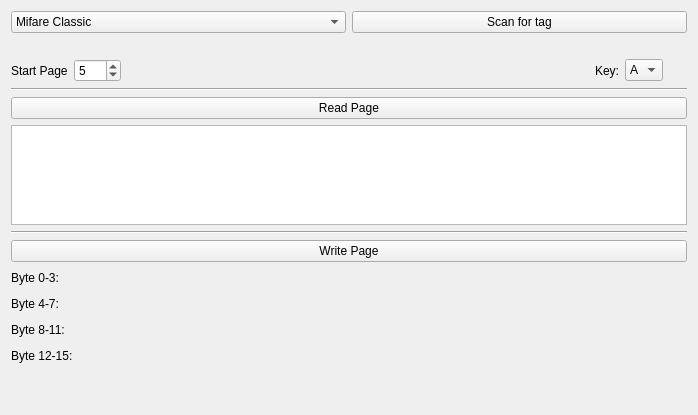
This is src/brickv/plugin_system/plugins/nfc_rfid/ui/nfc_rfid.ui in Tinkerforge/brickv as Qt 5 draws it before an edit. The edited form follows.
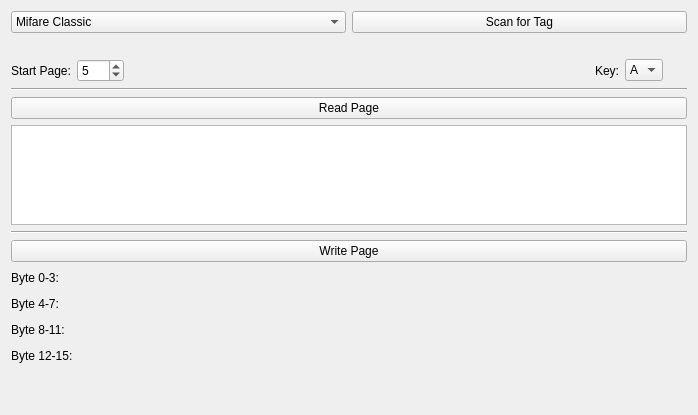
This is the edited form.

Diff of the .ui file:
```diff
--- a/src/brickv/plugin_system/plugins/nfc_rfid/ui/nfc_rfid.ui
+++ b/src/brickv/plugin_system/plugins/nfc_rfid/ui/nfc_rfid.ui
@@ -38,7 +38,7 @@
      <item>
       <widget class="QPushButton" name="button_scan">
        <property name="text">
-        <string>Scan for tag</string>
+        <string>Scan for Tag</string>
        </property>
       </widget>
      </item>
@@ -60,7 +60,7 @@
      <item>
       <widget class="QLabel" name="label_read_page">
        <property name="text">
-        <string>Start Page</string>
+        <string>Start Page:</string>
        </property>
       </widget>
      </item>
```
